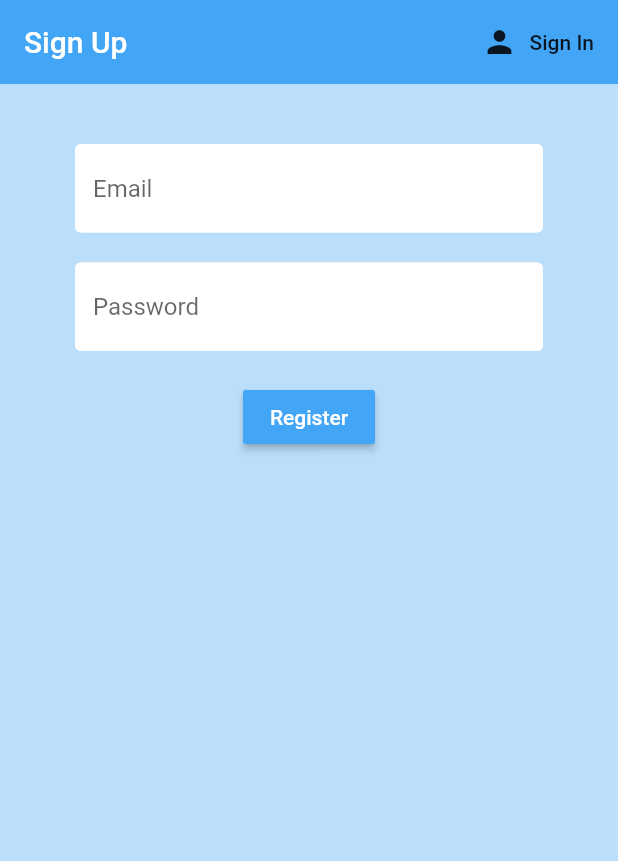
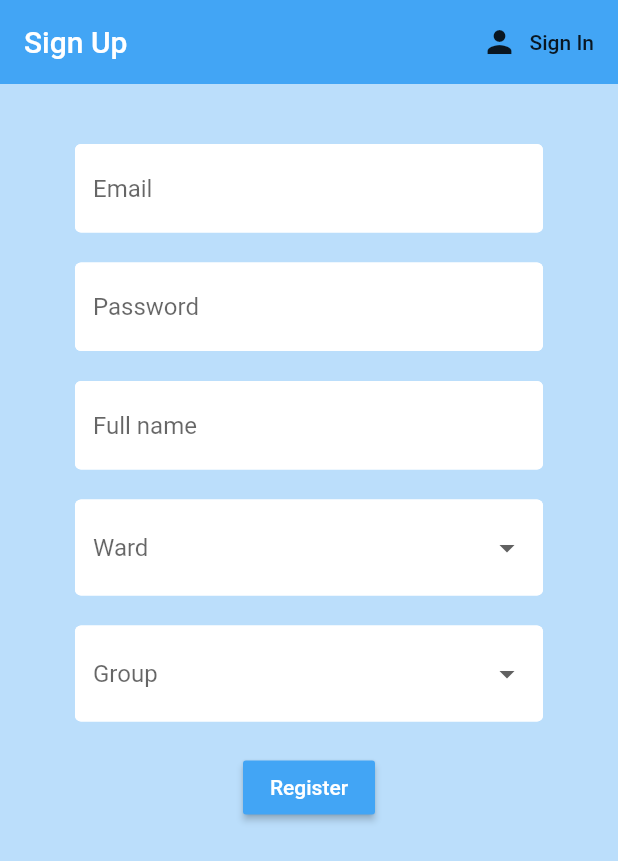
Before and after one commit to m0smith/bom_reading_tracker, a Flutter app: the screen it shows after launch, after a tap on "Register", on a phone screen of 412 x 824 dp. Shown: the top 861 px of the screen. Run offline on Flutter 3.47's test engine with Material 2 defaults, Android fonts, the phone set to English and light mode, and no system bars; our stand-ins replace charts_flutter, cloud_firestore, firebase_auth, firebase_core, flutter_spinkit; accounts and stored records are empty; generated files the repository leaves out were written again.

```diff
--- a/lib/main.dart
+++ b/lib/main.dart
@@ -5,6 +5,8 @@ import 'dart:io';
 import 'package:bom_reading_tracker/authenticate.dart';
 import 'package:bom_reading_tracker/models/user.dart';
 import 'package:bom_reading_tracker/services/auth.dart';
+import 'package:bom_reading_tracker/services/db.dart';
+import 'package:bom_reading_tracker/shared/loading.dart';
 import 'package:flutter/material.dart';
 import 'package:flutter_localizations/flutter_localizations.dart';
 import 'package:firebase_core/firebase_core.dart';
@@ -14,6 +16,7 @@ import 'package:provider/provider.dart';
 
 import 'accordion.dart';
 import 'personal_progress.dart';
+import 'firebase_options.dart';
 
 import 'package:flutter_gen/gen_l10n/app_localizations.dart';
 
@@ -42,7 +45,9 @@ var books = [
   Book('E', (c) => AppLocalizations.of(c)!.book15, 10),
 ];
 
-void main() {
+void main() async {
+  WidgetsFlutterBinding.ensureInitialized();
+  await Firebase.initializeApp(options: DefaultFirebaseOptions.currentPlatform);
   runApp(myApp);
 }
 
@@ -146,23 +151,22 @@ class Book extends StatefulWidget {
 }
 
 class _BookState extends State<Book> {
+  bool loading = false;
   @override
   Widget build(BuildContext context) {
+    final user = Provider.of<AppUser?>(context);
     //print(widget.title);
     // String s = "${widget.chapters}";
-    List<Widget> children = widget.chapters.map(newChapterButton).toList();
-    return Accordion(
-        widget.title(context),
-        Wrap(
-          children: children,
-        ));
-  }
-
-  ElevatedButton newChapterButton(chapter) {
-    return ElevatedButton.icon(
+    List<Widget> children = widget.chapters.map((chapter) => ElevatedButton.icon(
         onPressed: () {
           setState(() {
-            MyApp.of(context)!.toggleChapterRead(chapter);
+            loading = true;
+          });
+          setState(() {
+            MyApp.of(context)!.toggleChapterRead(user, chapter);
+          });
+          setState(() {
+            loading = false;
           });
         },
         style: ButtonStyle(
@@ -176,8 +180,16 @@ class _BookState extends State<Book> {
             MyApp.of(context)!.wasRead(chapter) ? Icons.check_box : Icons
                 .check_box_outline_blank,
             size: 12.0),
-        label: Text("${chapter.number}", style: const TextStyle(fontSize: 12)));
+        label: Text("${chapter.number}", style: const TextStyle(fontSize: 12)))
+    ).toList();
+    return loading ? const Loading() :  Accordion(
+        widget.title(context),
+        Wrap(
+          children: children,
+        ));
   }
+
+
 
   MaterialStateProperty<Color> getColor(Chapter? chapter, Color c1, Color c2) {
     return MaterialStateProperty.resolveWith((Set<MaterialState> states) {
@@ -220,15 +232,15 @@ class _MyAppState extends State<MyApp> {
     print("initState");
     super.initState();
 
-    Firebase.initializeApp().whenComplete(() {
+
       readFromLocalStorage().then((m) {
-        print("firebase initialized");
+
         setState(() {
           _userProgress.clear();
           _userProgress.addAll(m);
         });
       });
-    });
+
   }
 
   void setLocaleName(String name) {
@@ -259,15 +271,18 @@ class _MyAppState extends State<MyApp> {
     }
   }
 
-  Chapter toggleChapterRead(Chapter chapter) {
+  Chapter toggleChapterRead(AppUser? user, Chapter chapter) {
     UserChapter? uc = _userProgress[chapter.id];
     if (uc == null) {
+     uc = UserChapter(chapter.id, true, DateTime.now());
       _userProgress.addAll(
-          {chapter.id: UserChapter(chapter.id, true, DateTime.now())});
+          {chapter.id: uc});
     } else {
       uc.read = !uc.read;
+      uc.lastUpdate = DateTime.now();
     }
     saveToLocalStorage(_userProgress);
+    DatabaseService(uid: user!.uid).updateUserProgress(uc);
     return chapter;
   }
 
@@ -279,6 +294,7 @@ class _MyAppState extends State<MyApp> {
 
   @override
   Widget build(BuildContext context) {
+
     print("building");
     return StreamProvider<AppUser?>.value(
       value: AuthService().user,
@@ -311,7 +327,7 @@ class _MyAppState extends State<MyApp> {
           // is not restarted.
           primarySwatch: Colors.blue,
         ),
-        home: Wrapper(),
+        home: const Wrapper(),
       ),
     );
   }
--- a/lib/register.dart
+++ b/lib/register.dart
@@ -18,7 +18,12 @@ class _RegisterState extends State<Register> {
 
   String email = "";
   String password = "";
+  String? ward;
+  String group = "";
+  String name = "";
+
   String error = "";
+
   @override
   Widget build(BuildContext context) {
     return loading ?const Loading(): Scaffold(
@@ -65,6 +70,46 @@ class _RegisterState extends State<Register> {
                   });
                 },
               ),
+              const SizedBox(height: 20 ,),
+              TextFormField(
+                decoration: textInputDecoration.copyWith(hintText: "Full name"),
+                validator: (val) => val == null || val.isEmpty ? "Enter your full name" : null,
+                obscureText: false,
+                onChanged: (val) {
+                  setState(() {
+                    name = val;
+                  });
+                },
+              ),
+              const SizedBox(height: 20,),
+              DropdownButtonFormField<String>(
+                  value: null,
+                  decoration: textInputDecoration.copyWith(hintText: "Ward"),
+                  validator: (val) => val == null || val.isEmpty ? "Select a ward" : null,
+                  items: ["Mount Ensign Ward", "2nd Ward", "3rd Ward", "4th Ward", "6th Ward", "9th Ward", "10th Ward", "11th Ward"].map((label) => DropdownMenuItem<String>(
+                    child: Text(label),
+                    value: label,
+                  )).toList(),
+                  onChanged: (val) {
+                    print(val);
+                    setState(() {
+                      ward = val!;
+                    });
+                  }),
+              const SizedBox(height: 20,),
+              DropdownButtonFormField<String>(
+                  value: null,
+                  decoration: textInputDecoration.copyWith(hintText: "Group"),
+                  validator: (val) => val == null || val.isEmpty ? "Select a group" : null,
+                  items: ["Youth", "Adult", ].map((label) => DropdownMenuItem<String>(
+                    child: Text(label),
+                    value: label,
+                  )).toList(),
+                  onChanged: (value) {
+                    setState((){
+                      group = value!;
+                    });
+                  }),
               const SizedBox(height: 20,),
               RaisedButton(
                   color: Colors.blue[400],
@@ -72,14 +117,18 @@ class _RegisterState extends State<Register> {
                   child: const Text("Register",
                     style: TextStyle(color: Colors.white),),
                   onPressed:  () async {
+                    print("Reg button");
+                    print(ward);
+                    print(group);
                     if( _formKey.currentState!.validate()) {
                       setState(() {
                         loading = true;
                       });
-                      dynamic result = await _auth.register(email, password);
+                      dynamic result = await _auth.register(email, password, name, ward!, group);
                       if(result == null) {
+                        print("registration error");
                         setState(() {
-                          print("registration error");
+
                           error = "Please supply a valid email and password";
                           loading = false;
                         });
--- a/lib/services/auth.dart
+++ b/lib/services/auth.dart
@@ -1,4 +1,5 @@
 import 'package:bom_reading_tracker/models/user.dart';
+import 'package:bom_reading_tracker/services/db.dart';
 import 'package:firebase_auth/firebase_auth.dart';
 
 class AuthService {
@@ -24,10 +25,12 @@ class AuthService {
     }
   }
 
-  Future<AppUser?> register(String email, String password) async {
+  Future<AppUser?> register(String email, String password, String name, String ward, String group) async {
     try{
       UserCredential result = await _auth.createUserWithEmailAndPassword(email: email, password: password);
-      return userFromFirebaseUser(result.user);
+      User? u = result.user;
+      await DatabaseService(uid: u!.uid).updateUserData(name, ward, group);
+      return userFromFirebaseUser(u);
     } catch (ex) {
       print(ex);
       return null;
--- /dev/null
+++ b/lib/services/db.dart
@@ -0,0 +1,27 @@
+import 'package:cloud_firestore/cloud_firestore.dart';
+
+import '../main.dart';
+
+class DatabaseService {
+  final String uid;
+
+  DatabaseService({required this.uid});
+
+  // collection reference
+  final CollectionReference collection =
+      FirebaseFirestore.instance.collection("users");
+
+  // readingGroup is either youth or adult.  Should be an enum I think
+  Future updateUserData(String name, String ward, String readingGroup) async {
+    return await collection
+        .doc(uid)
+        .set({'name': name, 'ward': ward, 'readingGroup': readingGroup});
+  }
+
+  Future updateUserProgress(UserChapter uc) async {
+    return await collection
+        .doc(uid).collection("UserChapter")
+        .doc(uc.chapterId)
+        .set({'read': uc.read, 'lastUpdate': uc.lastUpdate, 'chapterId': uc.chapterId});
+  }
+}
```
Also changed, not shown: 7 other files.
